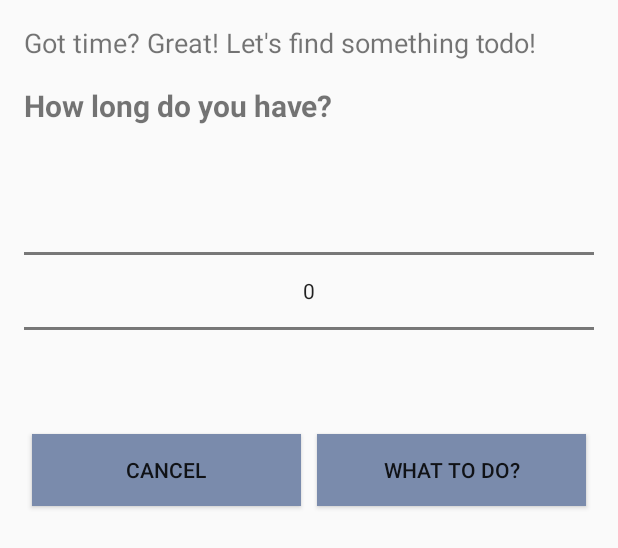
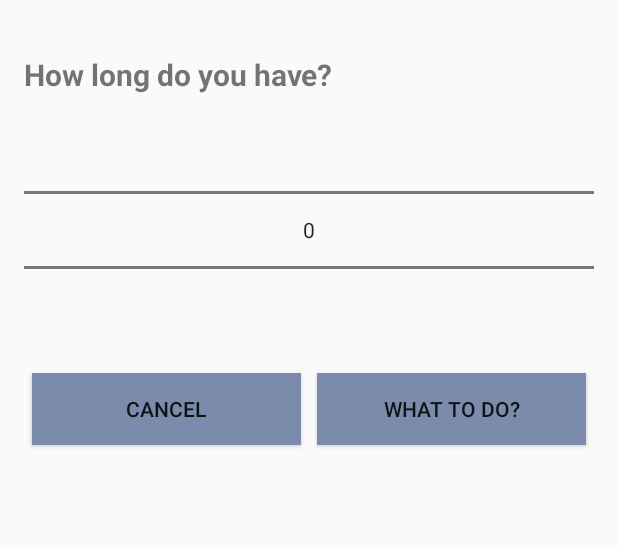
Before and after one commit to ShawnDuan/simpleTodo, an Android app: the layout fragment_what_to_do.xml on its own in the app's theme, with its tools: preview values and no code run, on a phone screen of 412 x 824 dp. Shown: the top 548 px of the screen. Run offline under Robolectric (Android 15) with nearby library versions, the phone set to English and light mode, and no system bars.

```diff
--- a/app/src/main/res/layout/fragment_what_to_do.xml
+++ b/app/src/main/res/layout/fragment_what_to_do.xml
@@ -7,18 +7,11 @@
               android:padding="@dimen/activity_vertical_margin">
 
     <TextView
-        android:text="Got time? Great! Let's find something todo!"
-        android:layout_width="wrap_content"
-        android:layout_height="wrap_content"
-        android:layout_marginBottom="@dimen/activity_horizontal_margin"
-        android:textSize="18sp"/>
-
-    <TextView
         android:text="How long do you have?"
         android:layout_width="wrap_content"
         android:layout_height="wrap_content"
         android:theme="@style/MyFormTextViewStyle"
-        android:layout_marginBottom="20dp"
+        android:layout_marginTop="20dp"
         android:id="@+id/textView2"/>
 
     <NumberPicker
--- a/app/src/main/res/layout/listed_item.xml
+++ b/app/src/main/res/layout/listed_item.xml
@@ -15,11 +15,11 @@
         android:textSize="20sp"
         android:maxLines="1"
         android:layout_centerVertical="true"
-        android:layout_toLeftOf="@+id/itemTimestamp"
-        android:layout_toStartOf="@+id/itemTimestamp"/>
+        android:layout_toLeftOf="@+id/itemEstimatedTime"
+        android:layout_toStartOf="@+id/itemEstimatedTime"/>
 
     <TextView
-        android:id="@+id/itemTimestamp"
+        android:id="@+id/itemEstimatedTime"
         android:layout_width="wrap_content"
         android:layout_height="match_parent"
         android:gravity="right|center_vertical"
```
Also changed, not shown: app/src/main/java/com/shawn_duan/simpletodo/TodoListAdapter.java (+19 -2 lines).
